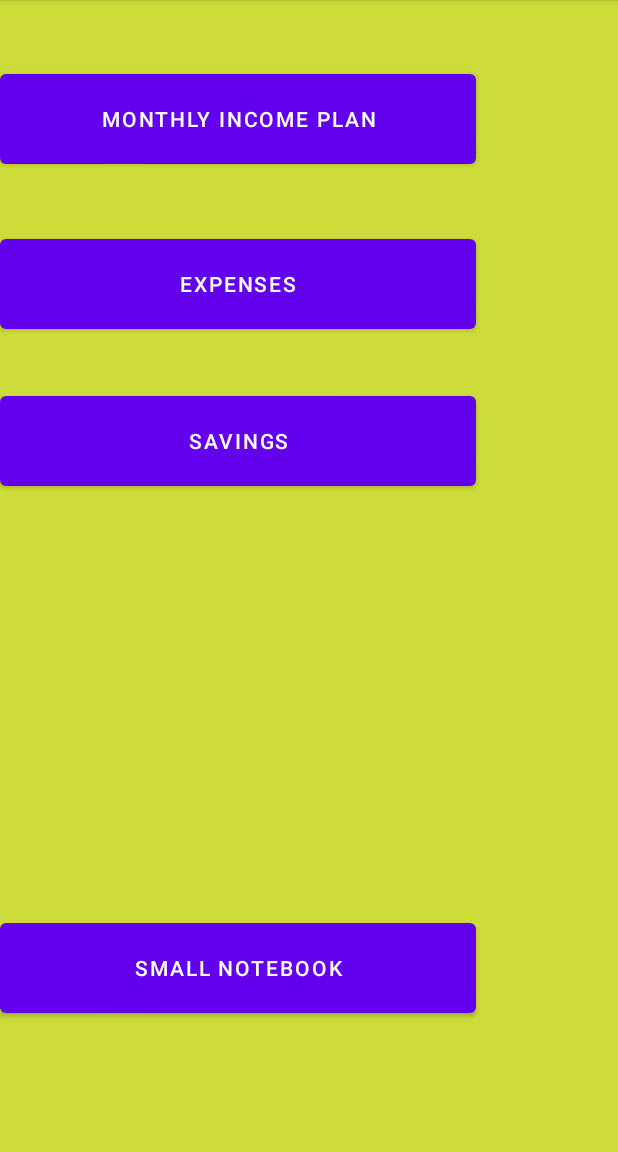
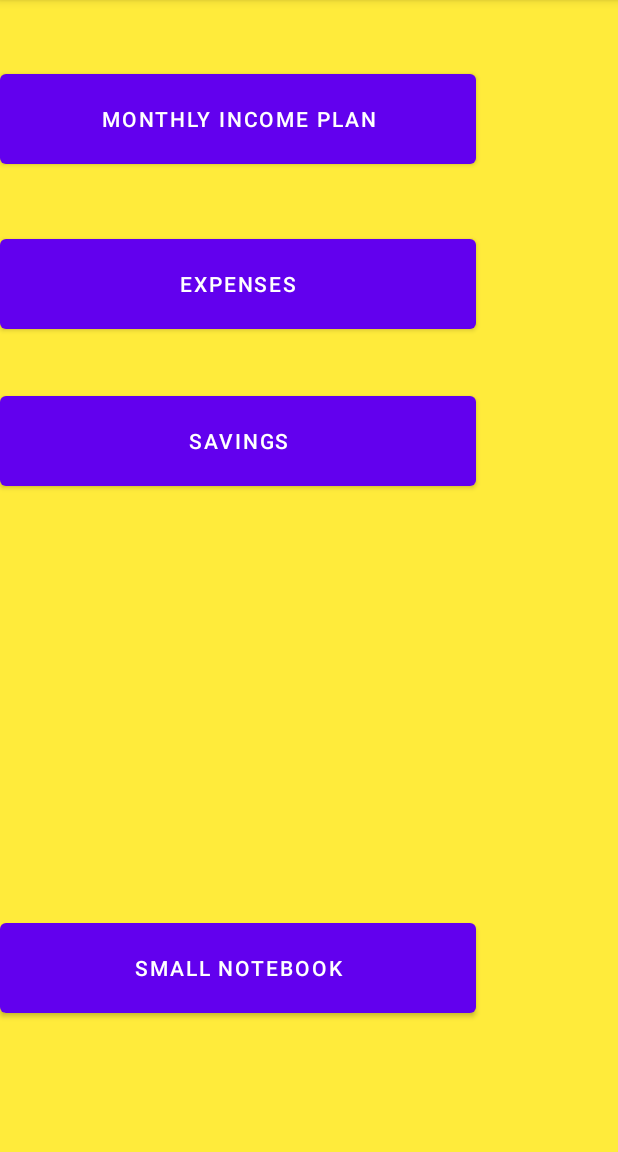
Before and after one commit to imohitsingh/Group-C-Final-Project, an Android app: the BigNotebookActivity screen opened directly, with no data from a screen before it, on a phone screen of 412 x 824 dp, the part 84-1236 px from its top. Run offline under Robolectric (Android 15) with nearby library versions, the phone set to English and light mode, and no system bars.

Commit message:
22-03-21 Updated big notebook's color to match the others

```diff
--- a/app/src/main/res/layout/activity_big_notebook.xml
+++ b/app/src/main/res/layout/activity_big_notebook.xml
@@ -4,7 +4,7 @@
     xmlns:tools="http://schemas.android.com/tools"
     android:layout_width="match_parent"
     android:layout_height="match_parent"
-    android:background="#CDDC39"
+    android:background="#FFEB3B"
     tools:context=".BigNotebookActivity">
 
     <Button
@@ -15,8 +15,8 @@
         app:layout_constraintBottom_toBottomOf="parent"
         app:layout_constraintTop_toTopOf="parent"
         app:layout_constraintVertical_bias="0.062"
-        tools:layout_editor_absoluteX="47dp"
-        tools:ignore="MissingConstraints" />
+        tools:ignore="MissingConstraints"
+        tools:layout_editor_absoluteX="47dp" />
 
     <Button
         android:id="@+id/button5"
@@ -26,8 +26,8 @@
         app:layout_constraintBottom_toBottomOf="parent"
         app:layout_constraintTop_toTopOf="parent"
         app:layout_constraintVertical_bias="0.371"
-        tools:layout_editor_absoluteX="47dp"
-        tools:ignore="MissingConstraints" />
+        tools:ignore="MissingConstraints"
+        tools:layout_editor_absoluteX="47dp" />
 
     <Button
         android:id="@+id/button4"
@@ -37,19 +37,19 @@
         app:layout_constraintBottom_toBottomOf="parent"
         app:layout_constraintTop_toTopOf="parent"
         app:layout_constraintVertical_bias="0.22"
-        tools:layout_editor_absoluteX="47dp"
-        tools:ignore="MissingConstraints" />
+        tools:ignore="MissingConstraints"
+        tools:layout_editor_absoluteX="47dp" />
 
     <Button
         android:id="@+id/button3"
         android:layout_width="317dp"
         android:layout_height="72dp"
+        android:onClick="goTo_SmallNotebookActivity"
         android:text="Small notebook"
-        android:onClick="goTo_SmallNotebookActivity"
         app:layout_constraintBottom_toBottomOf="parent"
         app:layout_constraintTop_toTopOf="parent"
         app:layout_constraintVertical_bias="0.875"
-        tools:layout_editor_absoluteX="47dp"
-        tools:ignore="MissingConstraints" />
+        tools:ignore="MissingConstraints"
+        tools:layout_editor_absoluteX="47dp" />
 
 </androidx.constraintlayout.widget.ConstraintLayout>
```
